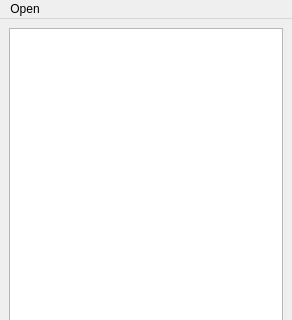
Above: mainwindow.ui from MisterrOrange/Jser before the change; both pictures show x 0 to 292 and y 0 to 320 of the 292 by 576 pixel window. Below: the same form after it.
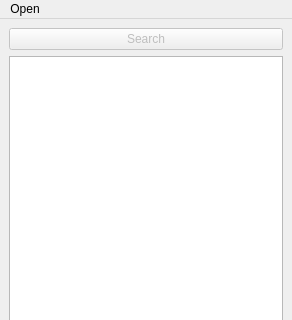
That is the form after the change.

Commit message: Added search bar and window

```diff
--- a/mainwindow.ui
+++ b/mainwindow.ui
@@ -15,6 +15,16 @@
   </property>
   <widget class="QWidget" name="centralwidget">
    <layout class="QVBoxLayout" name="verticalLayout">
+    <item>
+     <widget class="QPushButton" name="searchButton">
+      <property name="enabled">
+       <bool>false</bool>
+      </property>
+      <property name="text">
+       <string>Search</string>
+      </property>
+     </widget>
+    </item>
     <item>
      <widget class="QTreeView" name="treeView"/>
     </item>
```
The commit also changes 8 other files.
